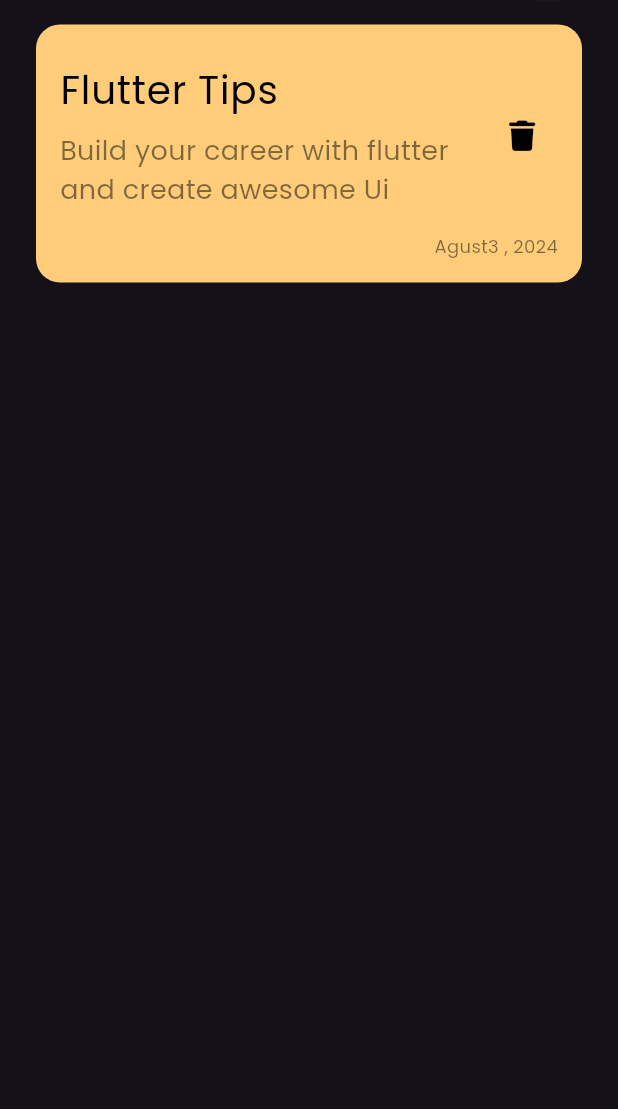
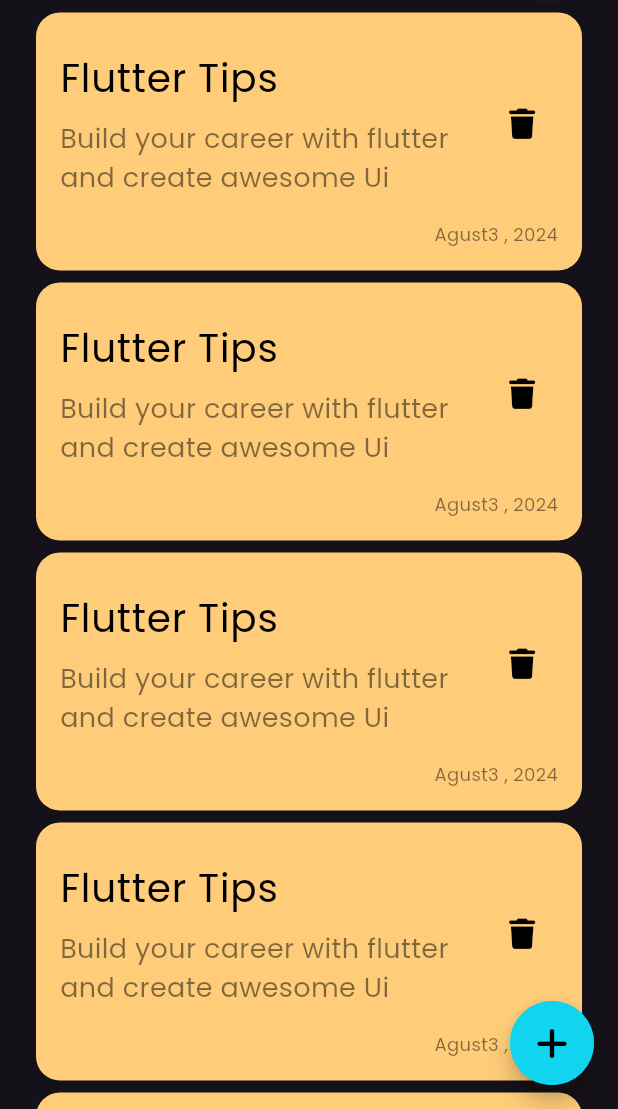
Before and after one commit to mohamedsaeedofficial/notes_app, a Flutter app: the screen it shows after launch, on a phone screen of 412 x 824 dp, the part 127-1236 px from its top. Run offline on Flutter 3.47's test engine with Material 3 defaults, Android fonts, the phone set to English and light mode, and no system bars; our stand-ins replace font_awesome_flutter.

Commit message:
create a listView Builder  and floating Action Button

```diff
--- a/lib/views/notes_view.dart
+++ b/lib/views/notes_view.dart
@@ -1,4 +1,5 @@
 import 'package:flutter/material.dart';
+import 'package:font_awesome_flutter/font_awesome_flutter.dart';
 import 'package:note_app/views/widgets/notes_view_body.dart';
 
 class NotesView extends StatelessWidget {
@@ -6,8 +7,18 @@
 
   @override
   Widget build(BuildContext context) {
-    return const Scaffold(
-      body: NotesViewBody()
+    return Scaffold(
+      body: const NotesViewBody(),
+      floatingActionButton: FloatingActionButton(
+        onPressed: () {},
+        backgroundColor: const Color.fromARGB(255, 17, 212, 238),
+        shape: const CircleBorder(
+          side: BorderSide(
+            color: Color.fromARGB(255, 17, 212, 238)
+          )
+        ),
+        child: const Icon(FontAwesomeIcons.plus ,color: Colors.black,),
+      ),
     );
   }
 }
--- a/lib/views/widgets/custom_note_item.dart
+++ b/lib/views/widgets/custom_note_item.dart
@@ -7,7 +7,7 @@
   @override
   Widget build(BuildContext context) {
     return Padding(
-      padding: const EdgeInsets.only(top : 16),
+      padding: const EdgeInsets.only(top : 8),
       child: Container(
         padding: const EdgeInsets.symmetric(
           vertical: 16,
@@ -21,7 +21,7 @@
           crossAxisAlignment: CrossAxisAlignment.end,
           children: [
             ListTile(
-              contentPadding: EdgeInsets.all(0),
+              contentPadding: const EdgeInsets.all(0),
               title: const Text(
                 'Flutter Tips',
                 style: TextStyle(
--- /dev/null
+++ b/lib/views/widgets/note_list_view.dart
@@ -0,0 +1,13 @@
+import 'package:flutter/material.dart';
+import 'package:note_app/views/widgets/custom_note_item.dart';
+
+class NoteListView extends StatelessWidget {
+  const NoteListView({super.key});
+
+  @override
+  Widget build(BuildContext context) {
+    return ListView.builder(itemBuilder: (context, index) {
+      return const CustomNoteItem() ;
+    },);
+  }
+}
--- a/lib/views/widgets/notes_view_body.dart
+++ b/lib/views/widgets/notes_view_body.dart
@@ -2,14 +2,14 @@
 import 'package:flutter/material.dart';
 import 'package:flutter/widgets.dart';
 import 'package:note_app/views/widgets/custom_app_bar.dart';
-import 'package:note_app/views/widgets/custom_note_item.dart';
+import 'package:note_app/views/widgets/note_list_view.dart';
 
 class NotesViewBody extends StatelessWidget {
   const NotesViewBody({super.key});
 
   @override
   Widget build(BuildContext context) {
-    return  const Padding(
+    return const Padding(
       padding: EdgeInsets.symmetric(horizontal: 24),
       child: Column(
         children: [
@@ -17,7 +17,8 @@
             height: 40,
           ),
           CustomAppBar(),
-          CustomNoteItem()
+          Expanded(child: NoteListView()),
+
         ],
       ),
     );
```
